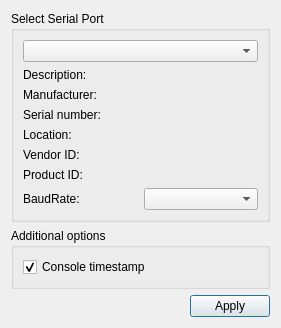
Above: settingsdialog.ui from owenpark8/eecs300-demo before the change. Below: the same form after it.
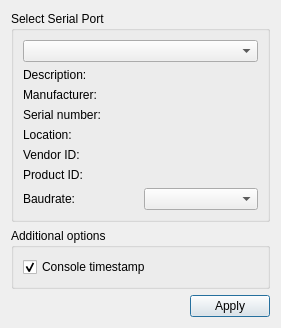
That is the form after the change.

Commit message: fix unplug and replug behavior

```diff
--- a/settingsdialog.ui
+++ b/settingsdialog.ui
@@ -70,7 +70,7 @@
           <item>
             <widget class="QLabel" name="baudRateLabel">
               <property name="text">
-                <string>BaudRate:</string>
+                <string>Baudrate:</string>
               </property>
             </widget>
           </item>
```
The commit also changes 1 other file.
